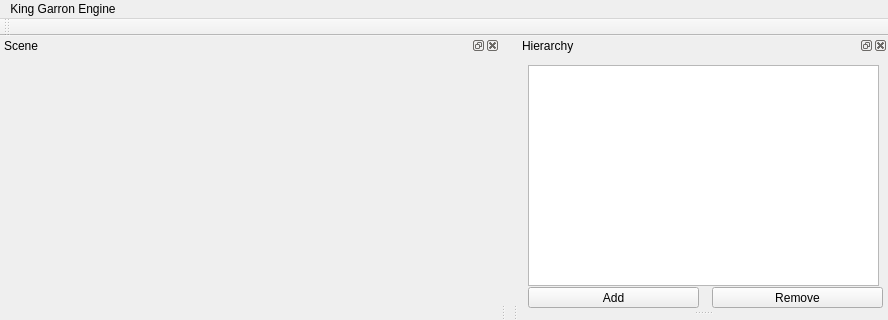
First picture: the form in Project/mainwindow.ui, repository nicobabot/KingGarron_Engine, before the edit; both pictures show x 0 to 888 and y 0 to 320 of the 888 by 611 pixel window.
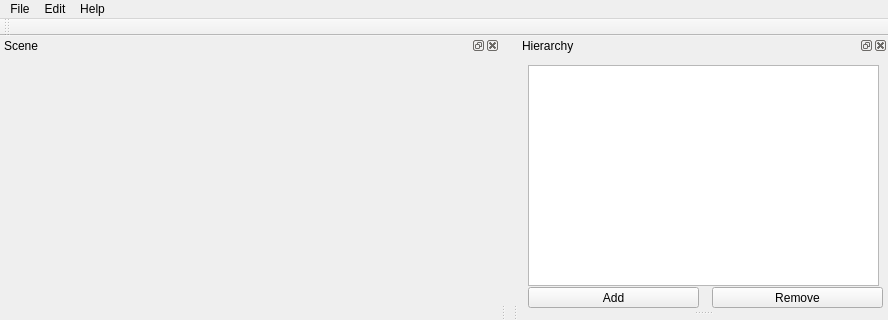
Second picture: the form after the edit. Custom widgets are drawn as their Qt base class.

```diff
--- a/Project/mainwindow.ui
+++ b/Project/mainwindow.ui
@@ -23,12 +23,27 @@
      <height>21</height>
     </rect>
    </property>
-   <widget class="QMenu" name="menuKing_Garron_Engine">
+   <widget class="QMenu" name="menuFile">
     <property name="title">
-     <string>King Garron Engine</string>
+     <string>File</string>
     </property>
    </widget>
-   <addaction name="menuKing_Garron_Engine"/>
+   <widget class="QMenu" name="menuWdit">
+    <property name="title">
+     <string>Edit</string>
+    </property>
+    <addaction name="actionUndo"/>
+    <addaction name="actionRedo"/>
+   </widget>
+   <widget class="QMenu" name="menuHelp">
+    <property name="title">
+     <string>Help</string>
+    </property>
+    <addaction name="actionExit"/>
+   </widget>
+   <addaction name="menuFile"/>
+   <addaction name="menuWdit"/>
+   <addaction name="menuHelp"/>
   </widget>
   <widget class="QToolBar" name="mainToolBar">
    <attribute name="toolBarArea">
```
Left out of the diff: 35 changed lines with no effect on the pictures.
